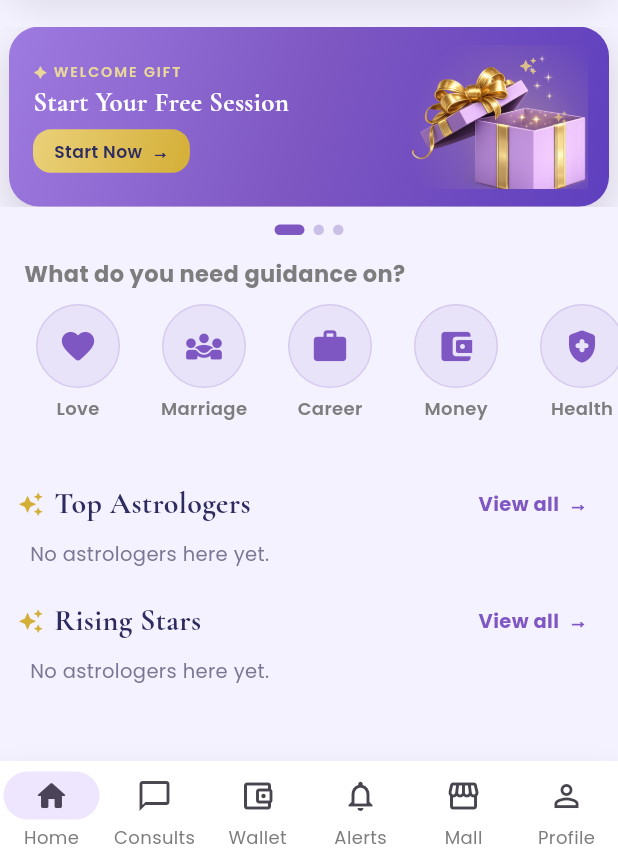
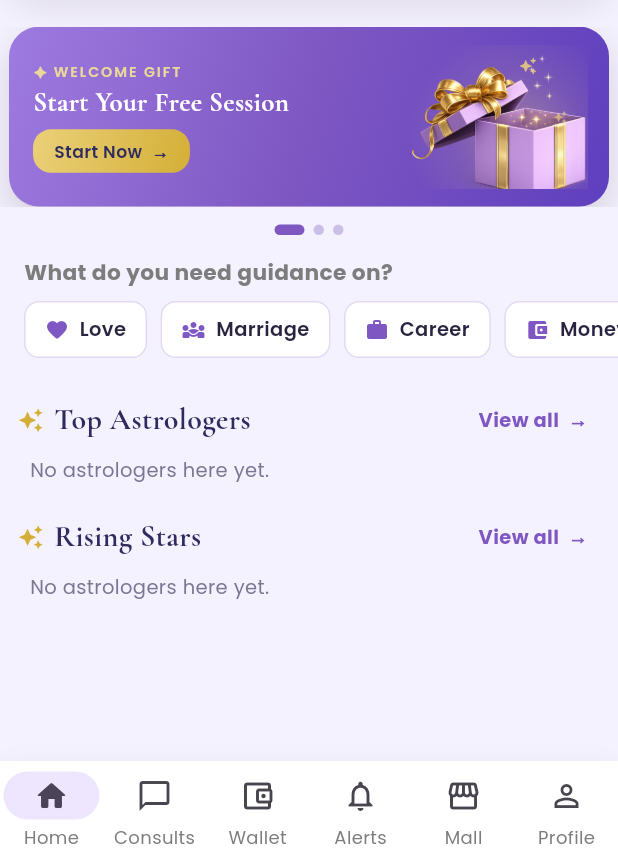
Before and after one commit to aaddrriisshh-dev/Asktro, a Flutter app: the HomeShell screen opened directly, on a phone screen of 412 x 824 dp, the part 376-1236 px from its top. Run offline on Flutter 3.47's test engine with Material 3 defaults, Android fonts, the phone set to English and light mode, and no system bars; our stand-ins replace audioplayers, cached_network_image, cloud_firestore, cloud_functions, connectivity_plus, equatable and 18 more; missing offline and left inert: agora_rtc_engine, firebase_app_check, flutter_file_dialog, razorpay_flutter; accounts and stored records are empty.

Commit message:
persona Phase B: category row → compact pill strip (was circular icons)
Founder feedback: circular icon chips looked odd and ate vertical space.
Reworked the home discovery row into a single low, horizontally-scrolling
strip of rounded pills (inline icon + label) — professional and
space-efficient. Same 8 categories, same tap-through to CategoryScreen.

Co-Authored-By: Claude Opus 4.8 <noreply@anthropic.com>
Claude-Session: https://claude.ai/code/session_01WRrriC1w7QS5YfDnWvnAQM

```diff
--- a/apps/customer/lib/features/home/category_screen.dart
+++ b/apps/customer/lib/features/home/category_screen.dart
@@ -88,8 +88,9 @@ class CategoryScreen extends ConsumerWidget {
   }
 }
 
-/// Horizontal row of tappable category chips for the home feed — "find an
-/// astrologer by what you need". Each opens the matching [CategoryScreen].
+/// A compact, horizontally-scrolling STRIP of category pills for the home feed —
+/// "find an astrologer by what you need". A single low row (icon + label inline),
+/// space-efficient and clean. Each opens the matching [CategoryScreen].
 class CategoryRow extends StatelessWidget {
   const CategoryRow({super.key});
 
@@ -99,18 +100,18 @@ class CategoryRow extends StatelessWidget {
       crossAxisAlignment: CrossAxisAlignment.start,
       children: [
         const Padding(
-          padding: EdgeInsets.fromLTRB(AppSpacing.lg, 4, AppSpacing.lg, 10),
+          padding: EdgeInsets.fromLTRB(AppSpacing.lg, 4, AppSpacing.lg, 9),
           child: Text('What do you need guidance on?',
-              style: TextStyle(fontSize: 15, fontWeight: FontWeight.w700)),
+              style: TextStyle(fontSize: 14.5, fontWeight: FontWeight.w700)),
         ),
         SizedBox(
-          height: 92,
+          height: 38,
           child: ListView.separated(
             scrollDirection: Axis.horizontal,
             padding: const EdgeInsets.symmetric(horizontal: AppSpacing.lg),
             itemCount: kDiscoveryCategories.length,
-            separatorBuilder: (_, __) => const SizedBox(width: 12),
-            itemBuilder: (_, i) => _CategoryChip(category: kDiscoveryCategories[i]),
+            separatorBuilder: (_, __) => const SizedBox(width: 9),
+            itemBuilder: (_, i) => _CategoryPill(category: kDiscoveryCategories[i]),
           ),
         ),
       ],
@@ -118,36 +119,36 @@ class CategoryRow extends StatelessWidget {
   }
 }
 
-class _CategoryChip extends StatelessWidget {
-  const _CategoryChip({required this.category});
+class _CategoryPill extends StatelessWidget {
+  const _CategoryPill({required this.category});
   final DiscoveryCategory category;
 
   @override
   Widget build(BuildContext context) {
     const purple = Color(0xFF7E57C2);
-    return GestureDetector(
-      onTap: () => Navigator.of(context)
-          .push(MaterialPageRoute(builder: (_) => CategoryScreen(category: category))),
-      child: SizedBox(
-        width: 72,
-        child: Column(
-          children: [
-            Container(
-              width: 56,
-              height: 56,
-              decoration: BoxDecoration(
-                color: purple.withValues(alpha: 0.10),
-                shape: BoxShape.circle,
-                border: Border.all(color: purple.withValues(alpha: 0.18)),
-              ),
-              child: Icon(category.icon, color: purple, size: 26),
-            ),
-            const SizedBox(height: 6),
-            Text(category.label,
-                maxLines: 1,
-                overflow: TextOverflow.ellipsis,
-                style: const TextStyle(fontSize: 12, fontWeight: FontWeight.w600)),
-          ],
+    const ink = Color(0xFF2A2340);
+    return Material(
+      color: Colors.white,
+      borderRadius: BorderRadius.circular(10),
+      child: InkWell(
+        borderRadius: BorderRadius.circular(10),
+        onTap: () => Navigator.of(context)
+            .push(MaterialPageRoute(builder: (_) => CategoryScreen(category: category))),
+        child: Container(
+          padding: const EdgeInsets.symmetric(horizontal: 13, vertical: 8),
+          decoration: BoxDecoration(
+            borderRadius: BorderRadius.circular(10),
+            border: Border.all(color: purple.withValues(alpha: 0.22)),
+          ),
+          child: Row(
+            mainAxisSize: MainAxisSize.min,
+            children: [
+              Icon(category.icon, size: 16, color: purple),
+              const SizedBox(width: 7),
+              Text(category.label,
+                  style: const TextStyle(fontSize: 13, fontWeight: FontWeight.w600, color: ink)),
+            ],
+          ),
         ),
       ),
     );
```
